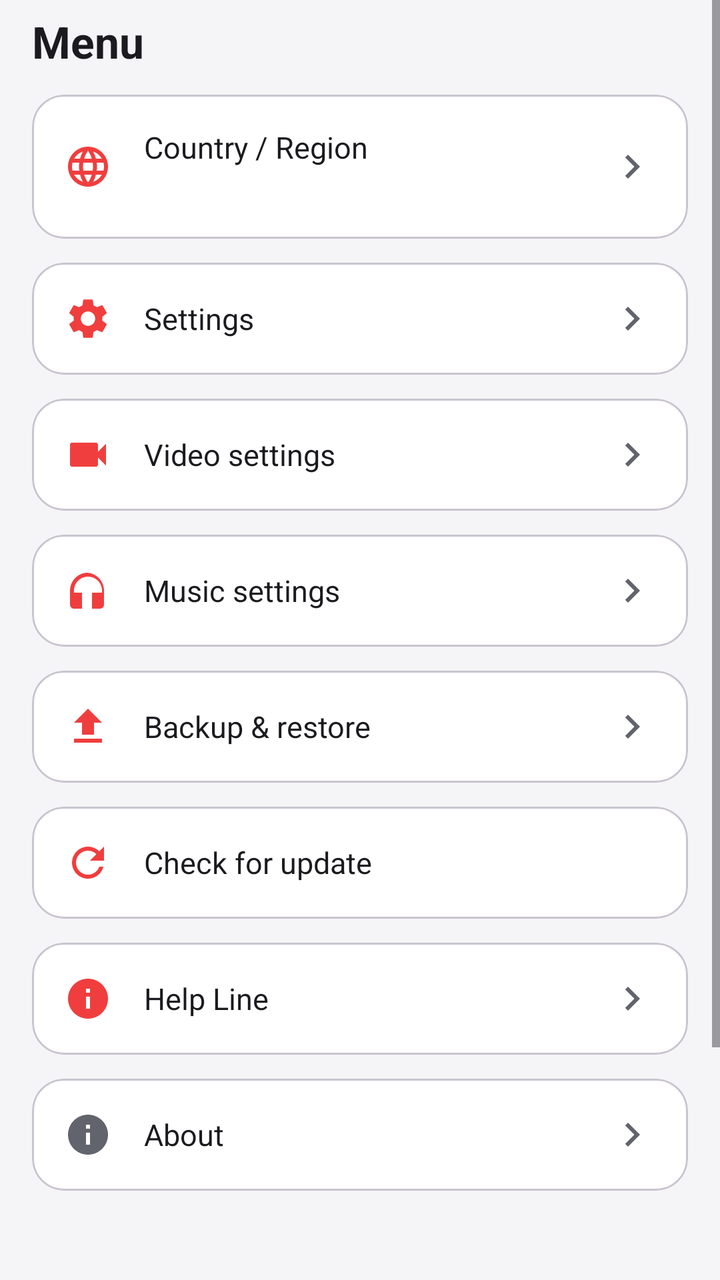
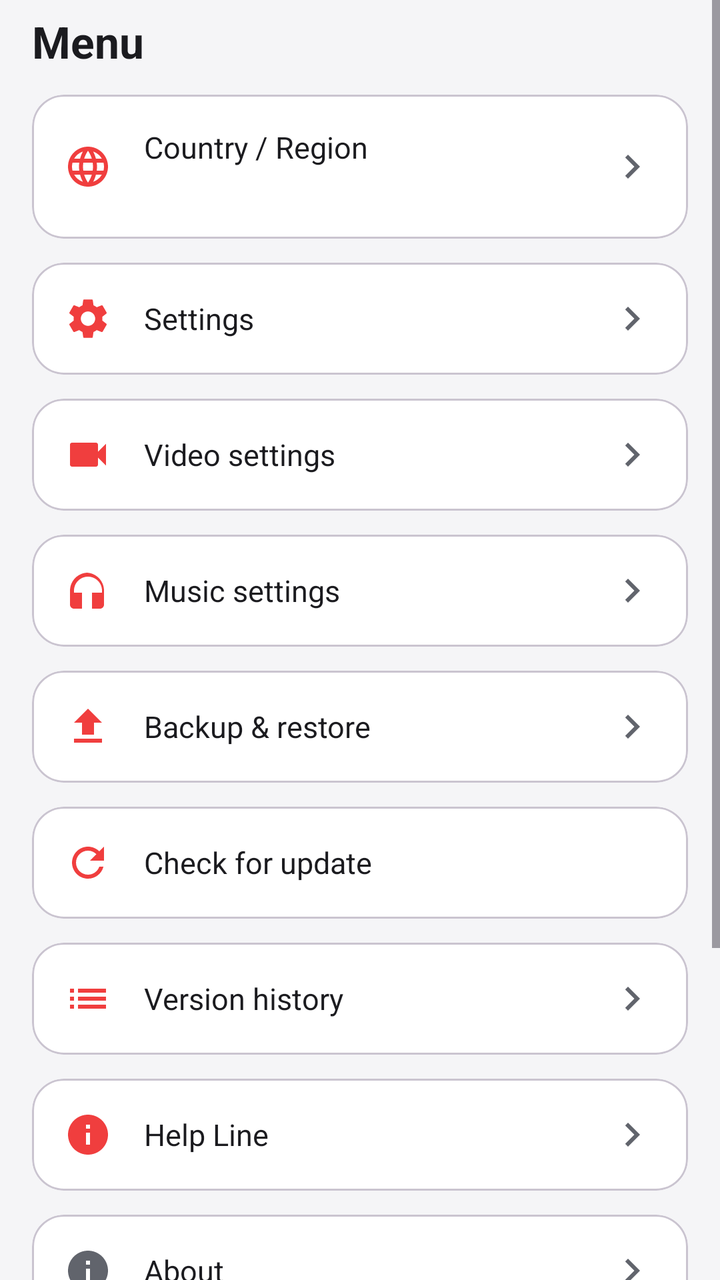

Screens rendered from an Android XML layout before and after an edit, with the pre-edit source and the edit as a unified diff.
<!-- AndroidManifest.xml: application theme Theme.SparkTube -->
<!-- res/layout/fragment_menu.xml -->
<?xml version="1.0" encoding="utf-8"?>
<ScrollView xmlns:android="http://schemas.android.com/apk/res/android"
    xmlns:app="http://schemas.android.com/apk/res-auto"
    android:layout_width="match_parent"
    android:layout_height="match_parent"
    android:background="?attr/screenBg"
    android:clipToPadding="false"
    android:paddingBottom="110dp">

    <LinearLayout
        android:layout_width="match_parent"
        android:layout_height="wrap_content"
        android:orientation="vertical"
        android:paddingStart="16dp"
        android:paddingTop="6dp"
        android:paddingEnd="16dp"
        android:paddingBottom="16dp">

        <TextView
            android:layout_width="wrap_content"
            android:layout_height="wrap_content"
            android:layout_marginBottom="12dp"
            android:text="@string/tab_menu"
            android:textColor="@color/on_surface"
            android:textSize="22sp"
            android:textStyle="bold" />

        <com.google.android.material.card.MaterialCardView
            android:id="@+id/rowCountry"
            android:layout_width="match_parent"
            android:layout_height="wrap_content"
            android:layout_marginBottom="12dp"
            android:clickable="true"
            android:focusable="true"
            app:cardBackgroundColor="?attr/cardBg"
            app:cardCornerRadius="16dp"
            app:cardElevation="0dp"
            app:rippleColor="?attr/accentSoft">

            <LinearLayout
                android:layout_width="match_parent"
                android:layout_height="wrap_content"
                android:gravity="center_vertical"
                android:orientation="horizontal"
                android:padding="16dp">

                <ImageView
                    android:layout_width="24dp"
                    android:layout_height="24dp"
                    android:importantForAccessibility="no"
                    android:src="@drawable/ic_globe"
                    app:tint="?attr/accent" />

                <LinearLayout
                    android:layout_width="0dp"
                    android:layout_height="wrap_content"
                    android:layout_marginStart="16dp"
                    android:layout_weight="1"
                    android:orientation="vertical">

                    <TextView
                        android:layout_width="wrap_content"
                        android:layout_height="wrap_content"
                        android:text="@string/country_region"
                        android:textColor="@color/on_surface"
                        android:textSize="15sp" />

                    <TextView
                        android:id="@+id/countryValue"
                        android:layout_width="wrap_content"
                        android:layout_height="wrap_content"
                        android:layout_marginTop="2dp"
                        android:textColor="@color/on_surface_variant"
                        android:textSize="13sp" />
                </LinearLayout>

                <ImageView
                    android:layout_width="24dp"
                    android:layout_height="24dp"
                    android:importantForAccessibility="no"
                    android:src="@drawable/ic_chevron_right"
                    app:tint="@color/on_surface_variant" />
            </LinearLayout>
        </com.google.android.material.card.MaterialCardView>

        <com.google.android.material.card.MaterialCardView
            android:id="@+id/rowSettings"
            android:layout_width="match_parent"
            android:layout_height="wrap_content"
            android:layout_marginBottom="12dp"
            android:clickable="true"
            android:focusable="true"
            app:cardBackgroundColor="?attr/cardBg"
            app:cardCornerRadius="16dp"
            app:cardElevation="0dp"
            app:rippleColor="?attr/accentSoft">

            <LinearLayout
                android:layout_width="match_parent"
                android:layout_height="wrap_content"
                android:gravity="center_vertical"
                android:orientation="horizontal"
                android:padding="16dp">

                <ImageView
                    android:layout_width="24dp"
                    android:layout_height="24dp"
                    android:importantForAccessibility="no"
                    android:src="@drawable/ic_settings"
                    app:tint="?attr/accent" />

                <TextView
                    android:layout_width="0dp"
                    android:layout_height="wrap_content"
                    android:layout_marginStart="16dp"
                    android:layout_weight="1"
                    android:text="@string/menu_settings"
                    android:textColor="@color/on_surface"
                    android:textSize="15sp" />

                <ImageView
                    android:layout_width="24dp"
                    android:layout_height="24dp"
                    android:importantForAccessibility="no"
                    android:src="@drawable/ic_chevron_right"
                    app:tint="@color/on_surface_variant" />
            </LinearLayout>
        </com.google.android.material.card.MaterialCardView>

        <com.google.android.material.card.MaterialCardView
            android:id="@+id/rowVideoSettings"
            android:layout_width="match_parent"
            android:layout_height="wrap_content"
            android:layout_marginBottom="12dp"
            android:clickable="true"
            android:focusable="true"
            app:cardBackgroundColor="?attr/cardBg"
            app:cardCornerRadius="16dp"
            app:cardElevation="0dp"
            app:rippleColor="?attr/accentSoft">

            <LinearLayout
                android:layout_width="match_parent"
                android:layout_height="wrap_content"
                android:gravity="center_vertical"
                android:orientation="horizontal"
                android:padding="16dp">

                <ImageView
                    android:layout_width="24dp"
                    android:layout_height="24dp"
                    android:importantForAccessibility="no"
                    android:src="@drawable/ic_video_cam"
                    app:tint="?attr/accent" />

                <TextView
                    android:layout_width="0dp"
                    android:layout_height="wrap_content"
                    android:layout_marginStart="16dp"
                    android:layout_weight="1"
                    android:text="@string/menu_video_settings"
                    android:textColor="@color/on_surface"
                    android:textSize="15sp" />

                <ImageView
                    android:layout_width="24dp"
                    android:layout_height="24dp"
                    android:importantForAccessibility="no"
                    android:src="@drawable/ic_chevron_right"
                    app:tint="@color/on_surface_variant" />
            </LinearLayout>
        </com.google.android.material.card.MaterialCardView>

        <com.google.android.material.card.MaterialCardView
            android:id="@+id/rowMusicSettings"
            android:layout_width="match_parent"
            android:layout_height="wrap_content"
            android:layout_marginBottom="12dp"
            android:clickable="true"
            android:focusable="true"
            app:cardBackgroundColor="?attr/cardBg"
            app:cardCornerRadius="16dp"
            app:cardElevation="0dp"
            app:rippleColor="?attr/accentSoft">

            <LinearLayout
                android:layout_width="match_parent"
                android:layout_height="wrap_content"
                android:gravity="center_vertical"
                android:orientation="horizontal"
                android:padding="16dp">

                <ImageView
                    android:layout_width="24dp"
                    android:layout_height="24dp"
                    android:importantForAccessibility="no"
                    android:src="@drawable/ic_headset"
                    app:tint="?attr/accent" />

                <TextView
                    android:layout_width="0dp"
                    android:layout_height="wrap_content"
                    android:layout_marginStart="16dp"
                    android:layout_weight="1"
                    android:text="@string/menu_music_settings"
                    android:textColor="@color/on_surface"
                    android:textSize="15sp" />

                <ImageView
                    android:layout_width="24dp"
                    android:layout_height="24dp"
                    android:importantForAccessibility="no"
                    android:src="@drawable/ic_chevron_right"
                    app:tint="@color/on_surface_variant" />
            </LinearLayout>
        </com.google.android.material.card.MaterialCardView>

        <com.google.android.material.card.MaterialCardView
            android:id="@+id/rowBackup"
            android:layout_width="match_parent"
            android:layout_height="wrap_content"
            android:layout_marginBottom="12dp"
            android:clickable="true"
            android:focusable="true"
            app:cardBackgroundColor="?attr/cardBg"
            app:cardCornerRadius="16dp"
            app:cardElevation="0dp"
            app:rippleColor="?attr/accentSoft">

            <LinearLayout
                android:layout_width="match_parent"
                android:layout_height="wrap_content"
                android:gravity="center_vertical"
                android:orientation="horizontal"
                android:padding="16dp">

                <ImageView
                    android:layout_width="24dp"
                    android:layout_height="24dp"
                    android:importantForAccessibility="no"
                    android:src="@drawable/ic_upload"
                    app:tint="?attr/accent" />

                <TextView
                    android:layout_width="0dp"
                    android:layout_height="wrap_content"
                    android:layout_marginStart="16dp"
                    android:layout_weight="1"
                    android:text="@string/menu_backup_restore"
                    android:textColor="@color/on_surface"
                    android:textSize="15sp" />

                <ImageView
                    android:layout_width="24dp"
                    android:layout_height="24dp"
                    android:importantForAccessibility="no"
                    android:src="@drawable/ic_chevron_right"
                    app:tint="@color/on_surface_variant" />
            </LinearLayout>
        </com.google.android.material.card.MaterialCardView>

        <com.google.android.material.card.MaterialCardView
            android:id="@+id/rowCheckUpdate"
            android:layout_width="match_parent"
            android:layout_height="wrap_content"
            android:layout_marginBottom="12dp"
            android:clickable="true"
            android:focusable="true"
            app:cardBackgroundColor="?attr/cardBg"
            app:cardCornerRadius="16dp"
            app:cardElevation="0dp"
            app:rippleColor="?attr/accentSoft">

            <LinearLayout
                android:layout_width="match_parent"
                android:layout_height="wrap_content"
                android:gravity="center_vertical"
                android:orientation="horizontal"
                android:padding="16dp">

                <ImageView
                    android:layout_width="24dp"
                    android:layout_height="24dp"
                    android:importantForAccessibility="no"
                    android:src="@drawable/ic_update"
                    app:tint="?attr/accent" />

                <TextView
                    android:layout_width="0dp"
                    android:layout_height="wrap_content"
                    android:layout_marginStart="16dp"
                    android:layout_weight="1"
                    android:text="@string/menu_check_update"
                    android:textColor="@color/on_surface"
                    android:textSize="15sp" />
            </LinearLayout>
        </com.google.android.material.card.MaterialCardView>

        <com.google.android.material.card.MaterialCardView
            android:id="@+id/rowTelegram"
            android:layout_width="match_parent"
            android:layout_height="wrap_content"
            android:layout_marginBottom="12dp"
            android:clickable="true"
            android:focusable="true"
            app:cardBackgroundColor="?attr/cardBg"
            app:cardCornerRadius="16dp"
            app:cardElevation="0dp"
            app:rippleColor="?attr/accentSoft">

            <LinearLayout
                android:layout_width="match_parent"
                android:layout_height="wrap_content"
                android:gravity="center_vertical"
                android:orientation="horizontal"
                android:padding="16dp">

                <ImageView
                    android:layout_width="24dp"
                    android:layout_height="24dp"
                    android:importantForAccessibility="no"
                    android:src="@drawable/ic_info"
                    app:tint="?attr/accent" />

                <TextView
                    android:layout_width="0dp"
                    android:layout_height="wrap_content"
                    android:layout_marginStart="16dp"
                    android:layout_weight="1"
                    android:text="@string/menu_join_telegram"
                    android:textColor="@color/on_surface"
                    android:textSize="15sp" />

                <ImageView
                    android:layout_width="24dp"
                    android:layout_height="24dp"
                    android:importantForAccessibility="no"
                    android:src="@drawable/ic_chevron_right"
                    app:tint="@color/on_surface_variant" />
            </LinearLayout>
        </com.google.android.material.card.MaterialCardView>

        <com.google.android.material.card.MaterialCardView
            android:id="@+id/rowAbout"
            android:layout_width="match_parent"
            android:layout_height="wrap_content"
            android:layout_marginBottom="12dp"
            android:clickable="true"
            android:focusable="true"
            app:cardBackgroundColor="?attr/cardBg"
            app:cardCornerRadius="16dp"
            app:cardElevation="0dp"
            app:rippleColor="?attr/accentSoft">

            <LinearLayout
                android:layout_width="match_parent"
                android:layout_height="wrap_content"
                android:gravity="center_vertical"
                android:orientation="horizontal"
                android:padding="16dp">

                <ImageView
                    android:layout_width="24dp"
                    android:layout_height="24dp"
                    android:importantForAccessibility="no"
                    android:src="@drawable/ic_info"
                    app:tint="@color/on_surface_variant" />

                <TextView
                    android:layout_width="0dp"
                    android:layout_height="wrap_content"
                    android:layout_marginStart="16dp"
                    android:layout_weight="1"
                    android:text="@string/about"
                    android:textColor="@color/on_surface"
                    android:textSize="15sp" />

                <ImageView
                    android:layout_width="24dp"
                    android:layout_height="24dp"
                    android:importantForAccessibility="no"
                    android:src="@drawable/ic_chevron_right"
                    app:tint="@color/on_surface_variant" />
            </LinearLayout>
        </com.google.android.material.card.MaterialCardView>

        <TextView
            android:id="@+id/version"
            android:layout_width="match_parent"
            android:layout_height="wrap_content"
            android:layout_marginTop="8dp"
            android:gravity="center"
            android:textColor="@color/on_surface_variant"
            android:textSize="12sp" />
    </LinearLayout>
</ScrollView>
<!-- resources referenced by this layout -->
<resources>
  <color name="on_surface">#1B1B1F</color>
  <color name="on_surface_variant">#61646C</color>
  <!-- drawable ic_chevron_right (drawable) -->
  <vector xmlns:android="http://schemas.android.com/apk/res/android"
      android:width="24dp"
      android:height="24dp"
      android:viewportWidth="24"
      android:viewportHeight="24"
      android:tint="?attr/colorControlNormal">
      <path
          android:fillColor="@android:color/white"
          android:pathData="M10,6L8.59,7.41 13.17,12l-4.58,4.59L10,18l6,-6z"/>
  </vector>
  <!-- drawable ic_headset (drawable) -->
  <vector xmlns:android="http://schemas.android.com/apk/res/android"
      android:width="24dp"
      android:height="24dp"
      android:viewportWidth="24"
      android:viewportHeight="24">
      <path
          android:fillColor="#FF000000"
          android:pathData="M12,3c-4.97,0 -9,4.03 -9,9v7c0,1.1 0.9,2 2,2h4v-8H5v-1c0,-3.87 3.13,-7 7,-7s7,3.13 7,7v1h-5v8h4c1.1,0 2,-0.9 2,-2v-7c0,-4.97 -4.03,-9 -9,-9z" />
  </vector>
  <!-- drawable ic_info (drawable) -->
  <vector xmlns:android="http://schemas.android.com/apk/res/android"
      android:width="24dp"
      android:height="24dp"
      android:viewportWidth="24"
      android:viewportHeight="24"
      android:tint="?attr/colorControlNormal">
      <path
          android:fillColor="@android:color/white"
          android:pathData="M12,2C6.48,2 2,6.48 2,12s4.48,10 10,10 10,-4.48 10,-10S17.52,2 12,2zM13,17h-2v-6h2v6zM13,9h-2V7h2v2z"/>
  </vector>
  <!-- drawable ic_upload (drawable) -->
  <vector xmlns:android="http://schemas.android.com/apk/res/android"
      android:width="24dp"
      android:height="24dp"
      android:viewportWidth="24"
      android:viewportHeight="24"
      android:tint="?attr/accent">
      <path
          android:fillColor="#FF000000"
          android:pathData="M9,16h6v-6h4l-7,-7 -7,7h4zM5,18h14v2H5z" />
  </vector>
  <!-- drawable ic_video_cam (drawable) -->
  <vector xmlns:android="http://schemas.android.com/apk/res/android"
      android:width="24dp"
      android:height="24dp"
      android:viewportWidth="24"
      android:viewportHeight="24">
      <path
          android:fillColor="#FF000000"
          android:pathData="M17,10.5V7c0,-0.55 -0.45,-1 -1,-1H4c-0.55,0 -1,0.45 -1,1v10c0,0.55 0.45,1 1,1h12c0.55,0 1,-0.45 1,-1v-3.5l4,4v-11l-4,4z" />
  </vector>
  <string name="about">About</string>
  <string name="country_region">Country / Region</string>
  <string name="menu_backup_restore">Backup &amp; restore</string>
  <string name="menu_check_update">Check for update</string>
  <string name="menu_join_telegram">Help Line</string>
  <string name="menu_music_settings">Music settings</string>
  <string name="menu_settings">Settings</string>
  <string name="menu_video_settings">Video settings</string>
  <string name="tab_menu">Menu</string>
  <color name="spark_red">#F03E3E</color>
  <color name="white">#FFFFFFFF</color>
  <color name="bg">#F5F5F7</color>
  <color name="outline">#C9CBD1</color>
  <color name="surface">#FFFFFF</color>
  <color name="surface_elevated">#EFEFF2</color>
  <color name="chip_selected_bg">#33F03E3E</color>
  <!-- unchanged entries left out for length: 4 -->
</resources>

<!-- the commit's change to res/layout/fragment_menu.xml (unified diff, before → after) -->
@@ -297,6 +297,50 @@
         </com.google.android.material.card.MaterialCardView>
 
         <com.google.android.material.card.MaterialCardView
+            android:id="@+id/rowVersionHistory"
+            android:layout_width="match_parent"
+            android:layout_height="wrap_content"
+            android:layout_marginBottom="12dp"
+            android:clickable="true"
+            android:focusable="true"
+            app:cardBackgroundColor="?attr/cardBg"
+            app:cardCornerRadius="16dp"
+            app:cardElevation="0dp"
+            app:rippleColor="?attr/accentSoft">
+
+            <LinearLayout
+                android:layout_width="match_parent"
+                android:layout_height="wrap_content"
+                android:gravity="center_vertical"
+                android:orientation="horizontal"
+                android:padding="16dp">
+
+                <ImageView
+                    android:layout_width="24dp"
+                    android:layout_height="24dp"
+                    android:importantForAccessibility="no"
+                    android:src="@drawable/ic_timeline"
+                    app:tint="?attr/accent" />
+
+                <TextView
+                    android:layout_width="0dp"
+                    android:layout_height="wrap_content"
+                    android:layout_marginStart="16dp"
+                    android:layout_weight="1"
+                    android:text="@string/menu_version_history"
+                    android:textColor="@color/on_surface"
+                    android:textSize="15sp" />
+
+                <ImageView
+                    android:layout_width="24dp"
+                    android:layout_height="24dp"
+                    android:importantForAccessibility="no"
+                    android:src="@drawable/ic_chevron_right"
+                    app:tint="@color/on_surface_variant" />
+            </LinearLayout>
+        </com.google.android.material.card.MaterialCardView>
+
+        <com.google.android.material.card.MaterialCardView
             android:id="@+id/rowTelegram"
             android:layout_width="match_parent"
             android:layout_height="wrap_content"
<!-- resource entries referenced after the edit -->
@@ -34,6 +34,16 @@
           android:fillColor="@android:color/white"
           android:pathData="M12,2C6.48,2 2,6.48 2,12s4.48,10 10,10 10,-4.48 10,-10S17.52,2 12,2zM13,17h-2v-6h2v6zM13,9h-2V7h2v2z"/>
   </vector>
+  <!-- drawable ic_timeline (drawable) -->
+  <vector xmlns:android="http://schemas.android.com/apk/res/android"
+      android:width="24dp"
+      android:height="24dp"
+      android:viewportWidth="24"
+      android:viewportHeight="24">
+      <path
+          android:fillColor="#FF000000"
+          android:pathData="M3,13h2v-2L3,11v2zM3,17h2v-2L3,15v2zM3,9h2L5,7L3,7v2zM7,13h14v-2L7,11v2zM7,17h14v-2L7,15v2zM7,7v2h14L21,7L7,7z" />
+  </vector>
   <!-- drawable ic_upload (drawable) -->
   <vector xmlns:android="http://schemas.android.com/apk/res/android"
       android:width="24dp"
@@ -62,6 +72,7 @@
   <string name="menu_join_telegram">Help Line</string>
   <string name="menu_music_settings">Music settings</string>
   <string name="menu_settings">Settings</string>
+  <string name="menu_version_history">Version history</string>
   <string name="menu_video_settings">Video settings</string>
   <string name="tab_menu">Menu</string>
   <color name="spark_red">#F03E3E</color>
